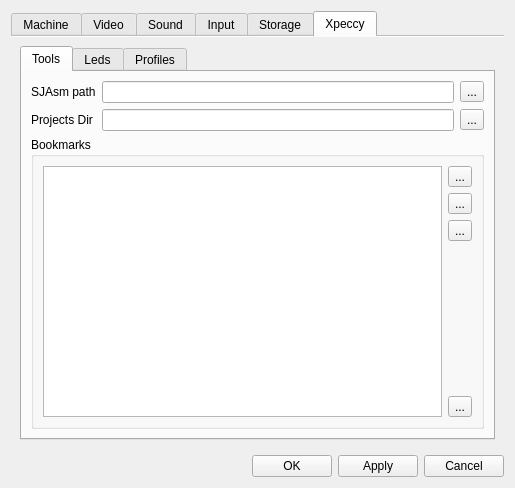
samstyle/Xpeccy, file ui/setupwin.ui: the form before one commit.
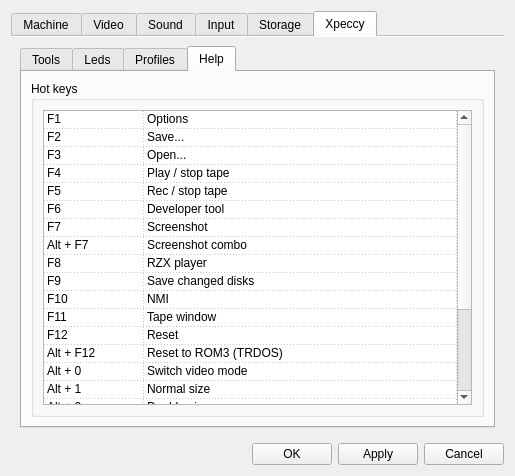
The form after the commit. The open tabs and pages were chosen to show the change. Icons and pictures are not drawn.

Patch:
```diff
--- a/ui/setupwin.ui
+++ b/ui/setupwin.ui
@@ -7,7 +7,7 @@
     <x>0</x>
     <y>0</y>
     <width>505</width>
-    <height>488</height>
+    <height>476</height>
    </rect>
   </property>
   <property name="sizePolicy">
@@ -2670,6 +2670,315 @@
              </item>
             </layout>
            </widget>
+           <widget class="QWidget" name="tab_12">
+            <attribute name="icon">
+             <iconset resource="../xpeccy.qrc">
+              <normaloff>:/images/question.png</normaloff>:/images/question.png</iconset>
+            </attribute>
+            <attribute name="title">
+             <string>Help</string>
+            </attribute>
+            <layout class="QVBoxLayout" name="verticalLayout_36">
+             <item>
+              <widget class="QGroupBox" name="groupBox_6">
+               <property name="title">
+                <string>Hot keys</string>
+               </property>
+               <layout class="QVBoxLayout" name="verticalLayout_37">
+                <item>
+                 <widget class="QTableWidget" name="tableWidget">
+                  <property name="editTriggers">
+                   <set>QAbstractItemView::NoEditTriggers</set>
+                  </property>
+                  <property name="selectionMode">
+                   <enum>QAbstractItemView::SingleSelection</enum>
+                  </property>
+                  <property name="selectionBehavior">
+                   <enum>QAbstractItemView::SelectRows</enum>
+                  </property>
+                  <property name="gridStyle">
+                   <enum>Qt::DotLine</enum>
+                  </property>
+                  <property name="rowCount">
+                   <number>23</number>
+                  </property>
+                  <property name="columnCount">
+                   <number>2</number>
+                  </property>
+                  <attribute name="horizontalHeaderVisible">
+                   <bool>false</bool>
+                  </attribute>
+                  <attribute name="horizontalHeaderStretchLastSection">
+                   <bool>true</bool>
+                  </attribute>
+                  <attribute name="verticalHeaderVisible">
+                   <bool>false</bool>
+                  </attribute>
+                  <attribute name="verticalHeaderDefaultSectionSize">
+                   <number>17</number>
+                  </attribute>
+                  <row/>
+                  <row/>
+                  <row/>
+                  <row/>
+                  <row/>
+                  <row/>
+                  <row/>
+                  <row/>
+                  <row/>
+                  <row/>
+                  <row/>
+                  <row/>
+                  <row/>
+                  <row/>
+                  <row/>
+                  <row/>
+                  <row/>
+                  <row/>
+                  <row/>
+                  <row/>
+                  <row/>
+                  <row/>
+                  <row/>
+                  <column/>
+                  <column/>
+                  <item row="0" column="0">
+                   <property name="text">
+                    <string>F1</string>
+                   </property>
+                  </item>
+                  <item row="0" column="1">
+                   <property name="text">
+                    <string>Options</string>
+                   </property>
+                  </item>
+                  <item row="1" column="0">
+                   <property name="text">
+                    <string>F2</string>
+                   </property>
+                  </item>
+                  <item row="1" column="1">
+                   <property name="text">
+                    <string>Save...</string>
+                   </property>
+                  </item>
+                  <item row="2" column="0">
+                   <property name="text">
+                    <string>F3</string>
+                   </property>
+                  </item>
+                  <item row="2" column="1">
+                   <property name="text">
+                    <string>Open...</string>
+                   </property>
+                  </item>
+                  <item row="3" column="0">
+                   <property name="text">
+                    <string>F4</string>
+                   </property>
+                  </item>
+                  <item row="3" column="1">
+                   <property name="text">
+                    <string>Play / stop tape</string>
+                   </property>
+                  </item>
+                  <item row="4" column="0">
+                   <property name="text">
+                    <string>F5</string>
+                   </property>
+                  </item>
+                  <item row="4" column="1">
+                   <property name="text">
+                    <string>Rec / stop tape</string>
+                   </property>
+                  </item>
+                  <item row="5" column="0">
+                   <property name="text">
+                    <string>F6</string>
+                   </property>
+                  </item>
+                  <item row="5" column="1">
+                   <property name="text">
+                    <string>Developer tool</string>
+                   </property>
+                  </item>
+                  <item row="6" column="0">
+                   <property name="text">
+                    <string>F7</string>
+                   </property>
+                  </item>
+                  <item row="6" column="1">
+                   <property name="text">
+                    <string>Screenshot</string>
+                   </property>
+                  </item>
+                  <item row="7" column="0">
+                   <property name="text">
+                    <string>Alt + F7</string>
+                   </property>
+                  </item>
+                  <item row="7" column="1">
+                   <property name="text">
+                    <string>Screenshot combo</string>
+                   </property>
+                  </item>
+                  <item row="8" column="0">
+                   <property name="text">
+                    <string>F8</string>
+                   </property>
+                  </item>
+                  <item row="8" column="1">
+                   <property name="text">
+                    <string>RZX player</string>
+                   </property>
+                  </item>
+                  <item row="9" column="0">
+                   <property name="text">
+                    <string>F9</string>
+                   </property>
+                  </item>
+                  <item row="9" column="1">
+                   <property name="text">
+                    <string>Save changed disks</string>
+                   </property>
+                  </item>
+                  <item row="10" column="0">
+                   <property name="text">
+                    <string>F10</string>
+                   </property>
+                  </item>
+                  <item row="10" column="1">
+                   <property name="text">
+                    <string>NMI</string>
+                   </property>
+                  </item>
+                  <item row="11" column="0">
+                   <property name="text">
+                    <string>F11</string>
+                   </property>
+                  </item>
+                  <item row="11" column="1">
+                   <property name="text">
+                    <string>Tape window</string>
+                   </property>
+                  </item>
+                  <item row="12" column="0">
+                   <property name="text">
+                    <string>F12</string>
+                   </property>
+                  </item>
+                  <item row="12" column="1">
+                   <property name="text">
+                    <string>Reset</string>
+                   </property>
+                  </item>
+                  <item row="13" column="0">
+                   <property name="text">
+                    <string>Alt + F12</string>
+                   </property>
+                  </item>
+                  <item row="13" column="1">
+                   <property name="text">
+                    <string>Reset to ROM3 (TRDOS)</string>
+                   </property>
+                  </item>
+                  <item row="14" column="0">
+                   <property name="text">
+                    <string>Alt + 0</string>
+                   </property>
+                  </item>
+                  <item row="14" column="1">
+                   <property name="text">
+                    <string>Switch video mode</string>
+                   </property>
+                  </item>
+                  <item row="15" column="0">
+                   <property name="text">
+                    <string>Alt + 1</string>
+                   </property>
+                  </item>
+                  <item row="15" column="1">
+                   <property name="text">
+                    <string>Normal size</string>
+                   </property>
+                  </item>
+                  <item row="16" column="0">
+                   <property name="text">
+                    <string>Alt + 2</string>
+                   </property>
+                  </item>
+                  <item row="16" column="1">
+                   <property name="text">
+                    <string>Double size</string>
+                   </property>
+                  </item>
+                  <item row="17" column="0">
+                   <property name="text">
+                    <string>Alt + 3</string>
+                   </property>
+                  </item>
+                  <item row="17" column="1">
+                   <property name="text">
+                    <string>Maximum speed on / off</string>
+                   </property>
+                  </item>
+                  <item row="18" column="0">
+                   <property name="text">
+                    <string>Alt + Enter</string>
+                   </property>
+                  </item>
+                  <item row="18" column="1">
+                   <property name="text">
+                    <string>Fullscreen (SDL build only)</string>
+                   </property>
+                  </item>
+                  <item row="19" column="0">
+                   <property name="text">
+                    <string>Pause</string>
+                   </property>
+                  </item>
+                  <item row="19" column="1">
+                   <property name="text">
+                    <string>Pause</string>
+                   </property>
+                  </item>
+                  <item row="20" column="0">
+                   <property name="text">
+                    <string>Escape</string>
+                   </property>
+                  </item>
+                  <item row="20" column="1">
+                   <property name="text">
+                    <string>DeBUGa</string>
+                   </property>
+                  </item>
+                  <item row="21" column="0">
+                   <property name="text">
+                    <string>Menu, RMB</string>
+                   </property>
+                  </item>
+                  <item row="21" column="1">
+                   <property name="text">
+                    <string>Quick menu</string>
+                   </property>
+                  </item>
+                  <item row="22" column="0">
+                   <property name="text">
+                    <string>MMB</string>
+                   </property>
+                  </item>
+                  <item row="22" column="1">
+                   <property name="text">
+                    <string>Lock / unlock mouse</string>
+                   </property>
+                  </item>
+                 </widget>
+                </item>
+               </layout>
+              </widget>
+             </item>
+            </layout>
+           </widget>
           </widget>
          </item>
         </layout>
```
